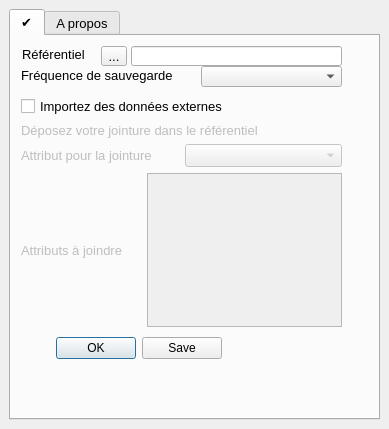
This is mon_parcellaire_dockwidget_base.ui in jhemmi/MonParcellaire as Qt 5 draws it before an edit. The edited form follows.
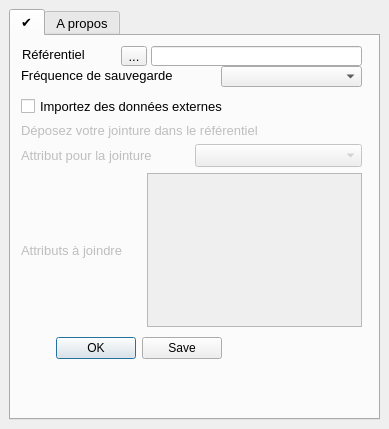
This is the edited form.

What changed in the file:
```diff
--- a/mon_parcellaire_dockwidget_base.ui
+++ b/mon_parcellaire_dockwidget_base.ui
@@ -45,7 +45,7 @@
            <rect>
             <x>11</x>
             <y>10</y>
-            <width>71</width>
+            <width>91</width>
             <height>17</height>
            </rect>
           </property>
@@ -79,7 +79,7 @@
          <widget class="QLineEdit" name="Repertoire_lineEdit">
           <property name="geometry">
            <rect>
-            <x>120</x>
+            <x>140</x>
             <y>10</y>
             <width>211</width>
             <height>20</height>
@@ -146,7 +146,7 @@
          <widget class="QToolButton" name="Repertoire_toolButton">
           <property name="geometry">
            <rect>
-            <x>90</x>
+            <x>110</x>
             <y>10</y>
             <width>26</width>
             <height>20</height>
@@ -176,7 +176,7 @@
            <rect>
             <x>10</x>
             <y>60</y>
-            <width>321</width>
+            <width>341</width>
             <height>231</height>
            </rect>
           </property>
@@ -287,7 +287,7 @@
                </property>
                <property name="sizeHint" stdset="0">
                 <size>
-                 <width>80</width>
+                 <width>60</width>
                  <height>20</height>
                 </size>
                </property>
@@ -316,7 +316,7 @@
          <widget class="QComboBox" name="FrequenceSauvegarde_comboBox">
           <property name="geometry">
            <rect>
-            <x>190</x>
+            <x>210</x>
             <y>30</y>
             <width>141</width>
             <height>21</height>
@@ -339,7 +339,7 @@
            <rect>
             <x>10</x>
             <y>30</y>
-            <width>171</width>
+            <width>191</width>
             <height>18</height>
            </rect>
           </property>
```
Left out of the diff: 4 changed lines with no effect on the pictures.
